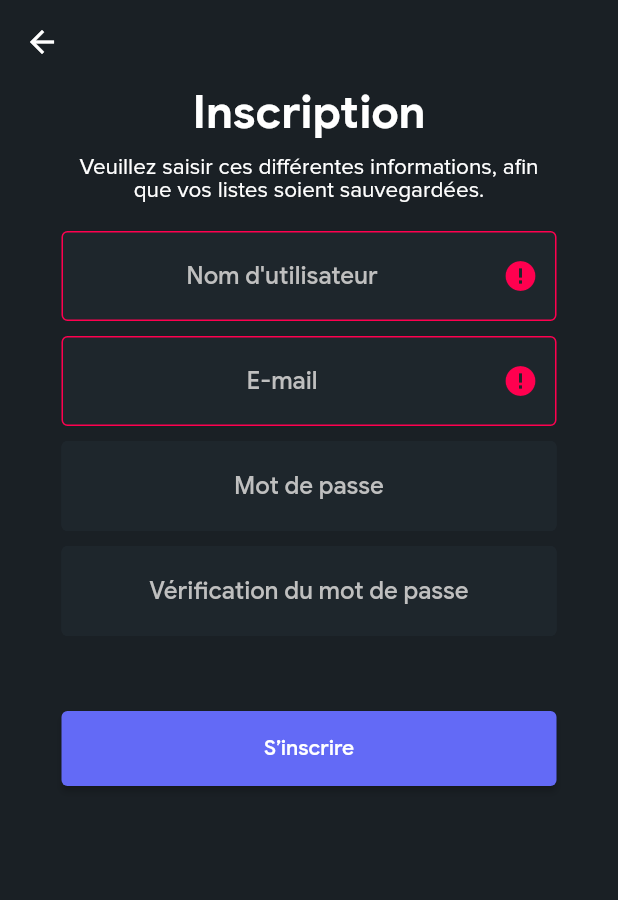
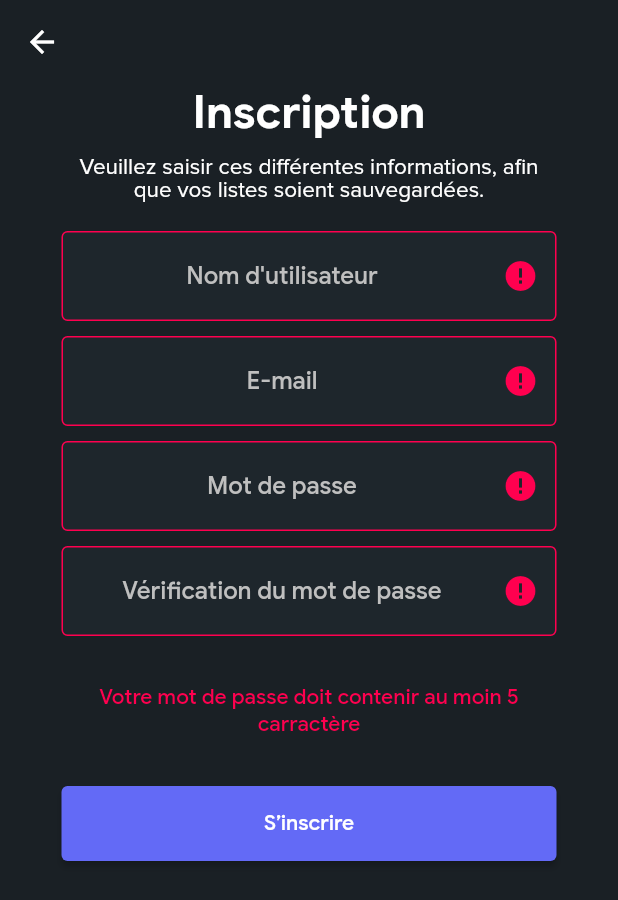
Before and after one commit to LeKaZeD/SteamApp, a Flutter app: the Inscription screen opened by its route, after a tap on "S’inscrire", on a phone screen of 412 x 824 dp. Shown: the top 900 px of the screen. Run offline on Flutter 3.47's test engine with Material 2 defaults, Android fonts, the phone set to English and light mode, and no system bars; our stand-ins replace flutter_svg, hooks_riverpod, supabase_flutter; accounts and stored records are empty; network calls fail.

Commit message:
feat: fix
- Ajout d'un message lors d'erreur dans la création de compte
- Reformatage du texte d'erreur
- Ajout d'un bouton déconnexion
- ajout de la sauvegarde de connection

```diff
--- a/lib/Screen/Inscription.dart
+++ b/lib/Screen/Inscription.dart
@@ -1,3 +1,5 @@
+import 'dart:math';
+
 import 'package:flutter/material.dart';
 import 'package:steam_app/AppColors.dart';
 import 'package:steam_app/Screen/Component/Button.dart';
@@ -22,6 +24,7 @@ class _InscriptionPageState extends State<Inscription> {
   bool username = false;
   bool email = false;
   bool pass = false;
+  bool errorSupa = false;
   String msgError = '';
 
   void Inscription() async {
@@ -50,6 +53,12 @@ class _InscriptionPageState extends State<Inscription> {
         msgError = "Les mots de passe ne sont pas pareil";
       });
     }
+    if (widget.passwordController.text.length < 5) {
+      setState(() {
+        pass = true;
+        msgError = "Votre mot de passe doit contenir au moin 5 carractère";
+      });
+    }
     if (!username && !email && !pass) {
       try {
         final res = await AuthService(Supabase.instance.client).signUp(
@@ -61,6 +70,7 @@ class _InscriptionPageState extends State<Inscription> {
         }
       } on AuthException catch (e) {
         setState(() {
+          errorSupa = true;
           msgError = e.message;
         });
       }
@@ -69,6 +79,19 @@ class _InscriptionPageState extends State<Inscription> {
 
   @override
   Widget build(BuildContext context) {
+    Widget errorDisplay = Row(children: [
+      const SizedBox(height: 100),
+      Expanded(
+        child: Text(
+          msgError,
+          style: const TextStyle(color: AppColors.error),
+          overflow: TextOverflow.clip,
+          textAlign: TextAlign.center,
+        ),
+      ),
+      const SizedBox(height: 10)
+    ]);
+
     return Scaffold(
       appBar: AppBar(
         elevation: 0,
@@ -133,12 +156,14 @@ class _InscriptionPageState extends State<Inscription> {
                   obscureText: true,
                   error: pass,
                 ),
-                Container(
-                  constraints: const BoxConstraints(
-                    minHeight: 10,
-                    maxHeight: 50,
-                  ),
-                ),
+                (errorSupa || pass || username || email)
+                    ? errorDisplay
+                    : Container(
+                        constraints: const BoxConstraints(
+                          minHeight: 10,
+                          maxHeight: 50,
+                        ),
+                      ),
                 Button(onTap: Inscription, name: "S’inscrire"),
               ],
             ),
--- a/lib/main.dart
+++ b/lib/main.dart
@@ -89,10 +89,17 @@ class MyApp extends StatelessWidget {
                       controler: settings.arguments,
                     ));
           default:
-            return MaterialPageRoute(
-                builder: (context) => Connexion(
-                      title: 'App',
-                    ));
+            if (Supabase.instance.client.auth.currentSession != null) {
+              return MaterialPageRoute(
+                  builder: (context) => MyHomePage(
+                        title: 'App',
+                      ));
+            } else {
+              return MaterialPageRoute(
+                  builder: (context) => Connexion(
+                        title: 'App',
+                      ));
+            }
         }
       },
     );
```
Also changed, not shown: lib/Screen/Connexion.dart (+7 -3 lines), lib/Screen/HomePage.dart (+27 -16 lines), lib/domain/repo/TopGameRepo.dart (+0 -13 lines).
